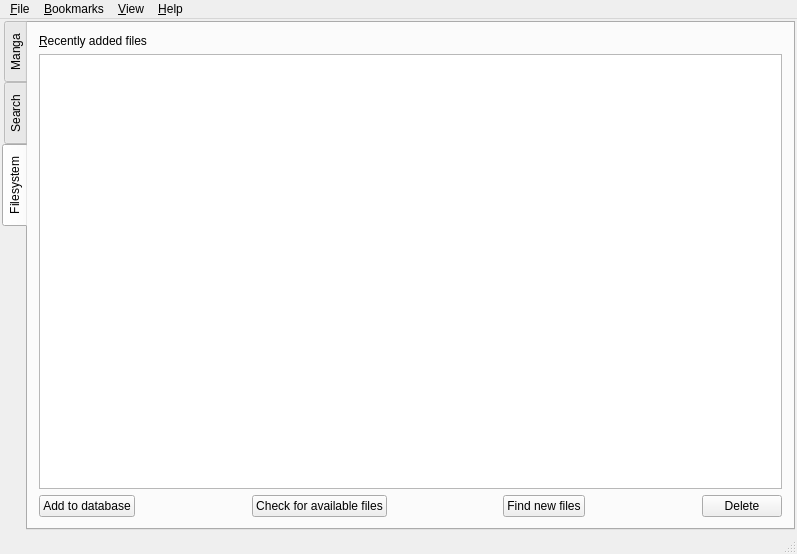
Before: the Qt Designer form mainwindow.ui in kernel1024/qmanga, drawn with Qt 5.
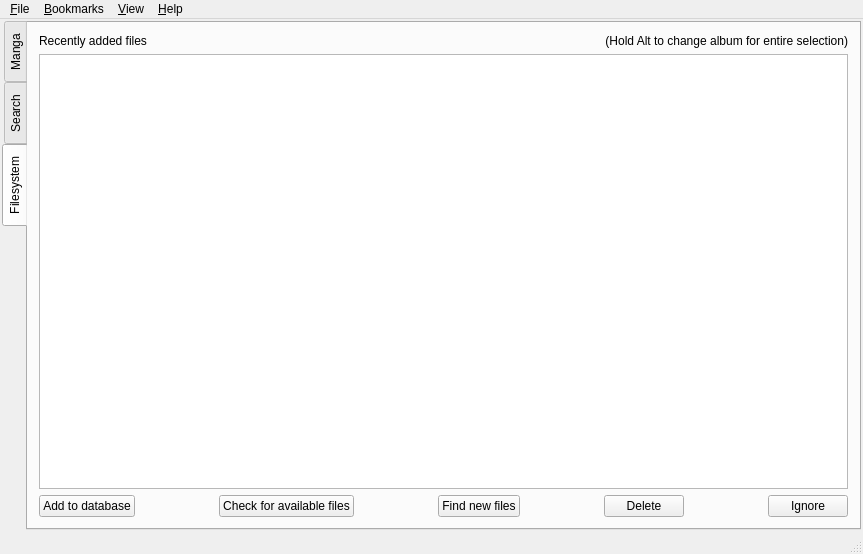
After: the same form once the commit is applied. The open tabs and pages were chosen to show the change. Icons and pictures are not drawn. Custom widgets are drawn as their Qt base class.

Commit message: Filesystem scanner tab updated. Debug intermediate commit.

The edit to the form file:
```diff
--- a/mainwindow.ui
+++ b/mainwindow.ui
@@ -6,7 +6,7 @@
    <rect>
     <x>0</x>
     <y>0</y>
-    <width>797</width>
+    <width>863</width>
     <height>554</height>
    </rect>
   </property>
@@ -769,17 +769,28 @@
        </attribute>
        <layout class="QVBoxLayout" name="verticalLayout_3">
         <item>
-         <widget class="QLabel" name="label">
-          <property name="text">
-           <string>&amp;Recently added files</string>
-          </property>
-          <property name="buddy">
-           <cstring>fsResults</cstring>
-          </property>
-         </widget>
+         <layout class="QHBoxLayout" name="horizontalLayout_4">
+          <item>
+           <widget class="QLabel" name="label">
+            <property name="text">
+             <string>Recently added files</string>
+            </property>
+           </widget>
+          </item>
+          <item>
+           <widget class="QLabel" name="label_2">
+            <property name="text">
+             <string>(Hold Alt to change album for entire selection)</string>
+            </property>
+            <property name="alignment">
+             <set>Qt::AlignRight|Qt::AlignTrailing|Qt::AlignVCenter</set>
+            </property>
+           </widget>
+          </item>
+         </layout>
         </item>
         <item>
-         <widget class="QTableWidget" name="fsResults">
+         <widget class="QTableView" name="fsResults">
           <property name="selectionBehavior">
            <enum>QAbstractItemView::SelectRows</enum>
           </property>
@@ -866,6 +877,26 @@
             </property>
            </widget>
           </item>
+          <item>
+           <spacer name="horizontalSpacer_6">
+            <property name="orientation">
+             <enum>Qt::Horizontal</enum>
+            </property>
+            <property name="sizeHint" stdset="0">
+             <size>
+              <width>40</width>
+              <height>20</height>
+             </size>
+            </property>
+           </spacer>
+          </item>
+          <item>
+           <widget class="QPushButton" name="btnFSIgnore">
+            <property name="text">
+             <string>Ignore</string>
+            </property>
+           </widget>
+          </item>
          </layout>
         </item>
        </layout>
@@ -879,8 +910,8 @@
     <rect>
      <x>0</x>
      <y>0</y>
-     <width>797</width>
-     <height>22</height>
+     <width>863</width>
+     <height>21</height>
     </rect>
    </property>
    <widget class="QMenu" name="menuFile">
```
Left out of the diff: 13 changed lines with no effect on the pictures. The commit also changes 7 other files.
